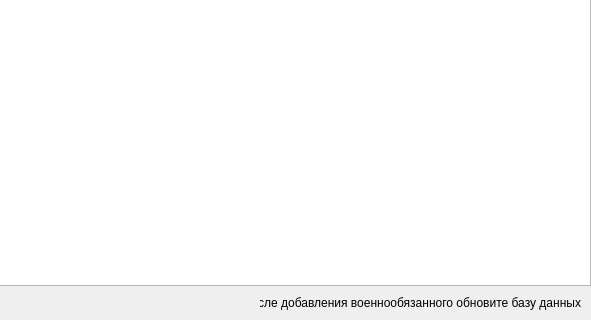
Old version of the form mainTable.ui in the repository knkf/4ebnaja_praktika; both pictures show x 620 to 1211 and y 464 to 784 of the 1211 by 784 pixel window.
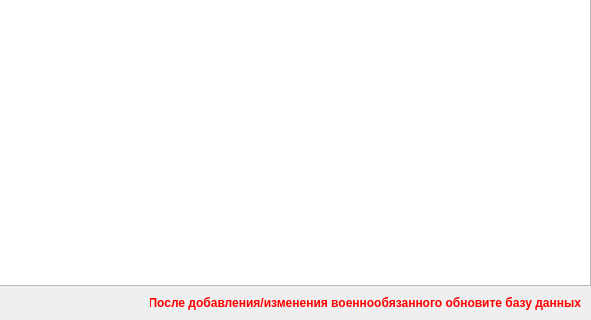
New version of the form.

Commit message: Added possibility to change flmc params, fixed some bugs and added information about screen scale into window named helpUI

What changed in the file:
```diff
--- a/mainTable.ui
+++ b/mainTable.ui
@@ -83,14 +83,23 @@
    <widget class="QLabel" name="prompt">
     <property name="geometry">
      <rect>
-      <x>880</x>
+      <x>770</x>
       <y>740</y>
-      <width>321</width>
+      <width>431</width>
       <height>16</height>
      </rect>
     </property>
+    <property name="font">
+     <font>
+      <weight>75</weight>
+      <bold>true</bold>
+     </font>
+    </property>
+    <property name="styleSheet">
+     <string notr="true">color: rgb(255, 0, 0)</string>
+    </property>
     <property name="text">
-     <string>После добавления военнообязанного обновите базу данных</string>
+     <string>После добавления/изменения военнообязанного обновите базу данных</string>
     </property>
     <property name="alignment">
      <set>Qt::AlignRight|Qt::AlignTrailing|Qt::AlignVCenter</set>
```
Left out of the diff: 3 changed lines with no effect on the pictures. The commit also changes 3 other files.
